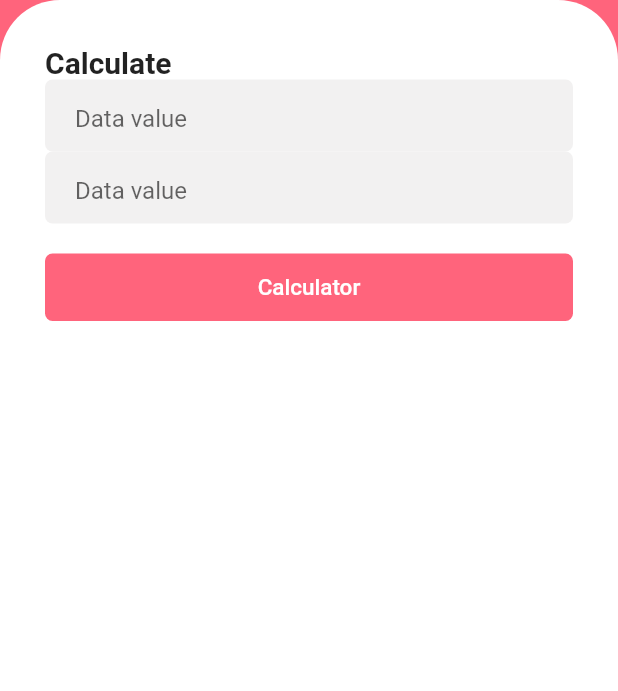
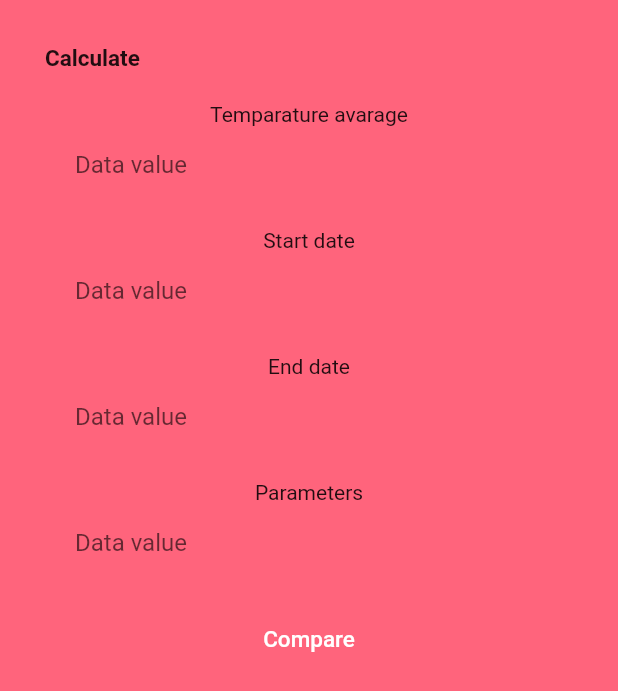
Before and after one commit to claranceliberi/YAMS, a Flutter app: the screen it shows after launch, on a phone screen of 412 x 824 dp. Shown: the top 691 px of the screen. Run offline on Flutter 3.47's test engine with Material 2 defaults, Android fonts, the phone set to English and light mode, and no system bars; our stand-ins replace dio, get_it, mobx, sembast, shared_preferences, validators; missing offline and left inert: xxtea; generated files the repository leaves out were written again; Roboto replaces fonts that are missing (SF Pro Display).

```diff
--- a/lib/ui/calculator/calculator.dart
+++ b/lib/ui/calculator/calculator.dart
@@ -20,7 +20,6 @@ class _CalculatorState extends State<Calculator> {
             Expanded(
               child: Container(
                 width: double.infinity,
-                decoration: BoxDecoration(color: Colors.white, borderRadius: BorderRadius.only(topLeft: Radius.circular(40), topRight: Radius.circular(40))),
                 child: Column(
                   children: [
                     Padding(
@@ -32,11 +31,21 @@ class _CalculatorState extends State<Calculator> {
                           child: Container(
                             child: Text(
                               "Calculate",
-                              style: TextStyle(fontSize: 20, fontWeight: FontWeight.bold),
+                              style: TextStyle(fontSize: 15, fontWeight: FontWeight.bold),
                             ),
                           ),
                         ),
+                        SizedBox(height: 20),
+                        Text("Temparature avarage", style: TextStyle(fontSize: 14)),
                         InputField(),
+                        SizedBox(height: 20),
+                        Text("Start date", style: TextStyle(fontSize: 14)),
+                        InputField(),
+                        SizedBox(height: 20),
+                        Text("End date", style: TextStyle(fontSize: 14)),
+                        InputField(),
+                        SizedBox(height: 20),
+                        Text("Parameters", style: TextStyle(fontSize: 14)),
                         InputField(),
                         SizedBox(height: 20),
                         Container(
@@ -47,7 +56,7 @@ class _CalculatorState extends State<Calculator> {
                               Navigator.pushReplacementNamed(context, "/explore");
                             },
                             child: Text(
-                              "Calculator",
+                              "Compare",
                               style: TextStyle(fontSize: 15, color: Colors.white),
                             ),
                             color: Theme.of(context).primaryColor,
--- a/lib/widgets/input_field.dart
+++ b/lib/widgets/input_field.dart
@@ -9,7 +9,7 @@ class InputField extends StatelessWidget {
       child: TextFormField(
         decoration: InputDecoration(
           hintText: "Data value",
-          border: InputBorder.none,
+          // border: InputBorder.none,
           focusedBorder: InputBorder.none,
           enabledBorder: InputBorder.none,
           errorBorder: InputBorder.none,
@@ -17,7 +17,7 @@ class InputField extends StatelessWidget {
           contentPadding: EdgeInsets.only(left: 20, bottom: 11, top: 15, right: 20),
         ),
       ),
-      decoration: BoxDecoration(color: Color.fromRGBO(242, 241, 241, 1), borderRadius: BorderRadius.circular(5)),
+      decoration: BoxDecoration(borderRadius: BorderRadius.circular(5)),
     );
   }
 }
```
Also changed, not shown: 1 other file.
